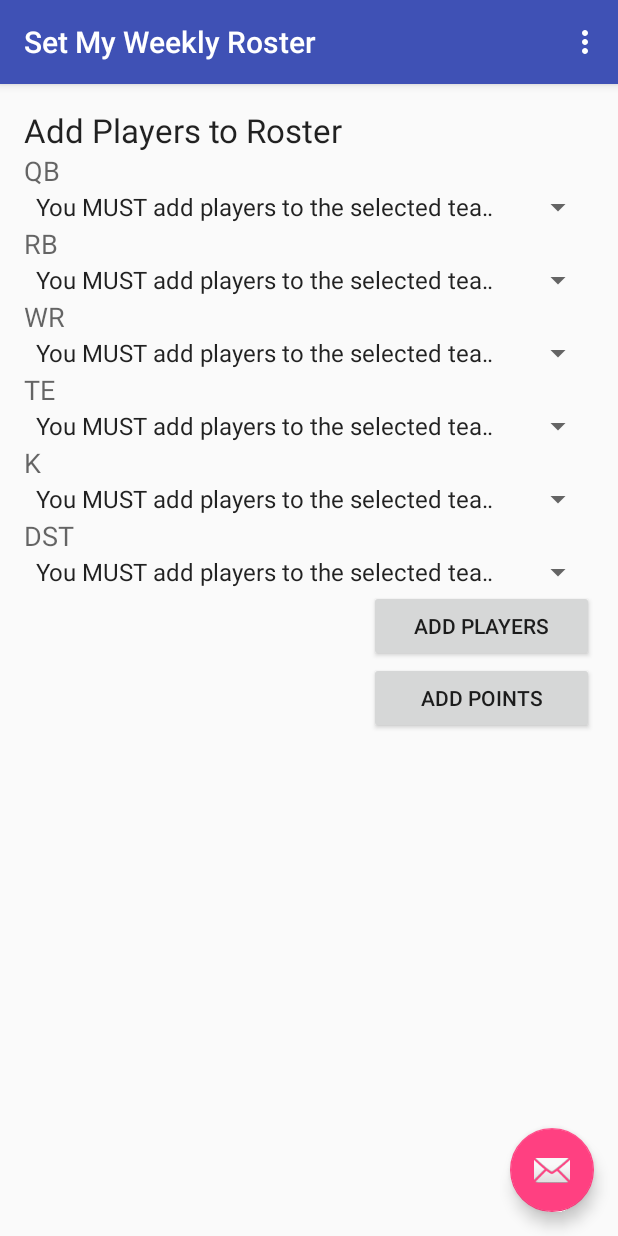
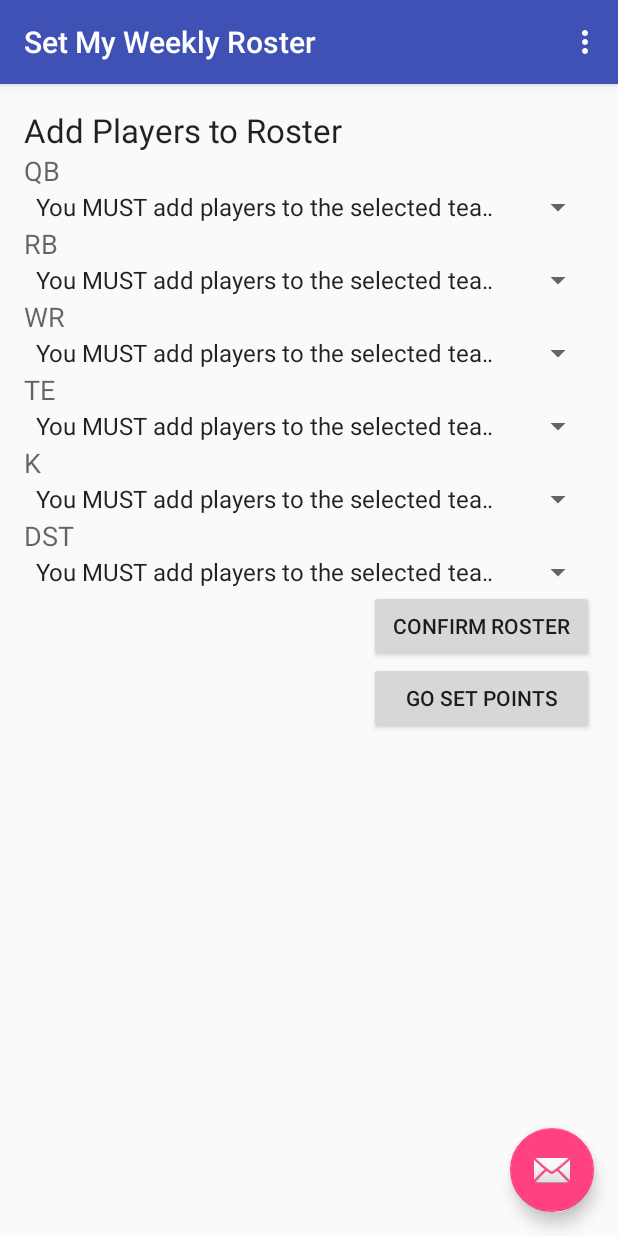
Before and after one commit to tommil121/FantasyFootballTeams, an Android app: the add_to_roster screen opened directly, with no data from a screen before it, on a phone screen of 412 x 824 dp. Run offline under Robolectric (Android 15) with nearby library versions, the phone set to English and light mode, and no system bars; 1 statement that could not run was skipped.

Commit message:
Changed names on some buttons on add to roster page

```diff
--- a/app/src/main/res/layout/content_add_to_roster.xml
+++ b/app/src/main/res/layout/content_add_to_roster.xml
@@ -106,7 +106,7 @@
         <Button
             android:layout_width="150dp"
             android:layout_height="wrap_content"
-            android:text="Add Players"
+            android:text="Confirm Roster"
             android:id="@+id/addToRosterButton"
             android:layout_gravity="right"
             android:onClick="InsertRoster" />
@@ -114,7 +114,7 @@
         <Button
             android:layout_width="150dp"
             android:layout_height="wrap_content"
-            android:text="Add Points"
+            android:text="Go Set Points"
             android:id="@+id/addPointsButton"
             android:layout_gravity="right"
             android:onClick="addPointsActivity" />
```
